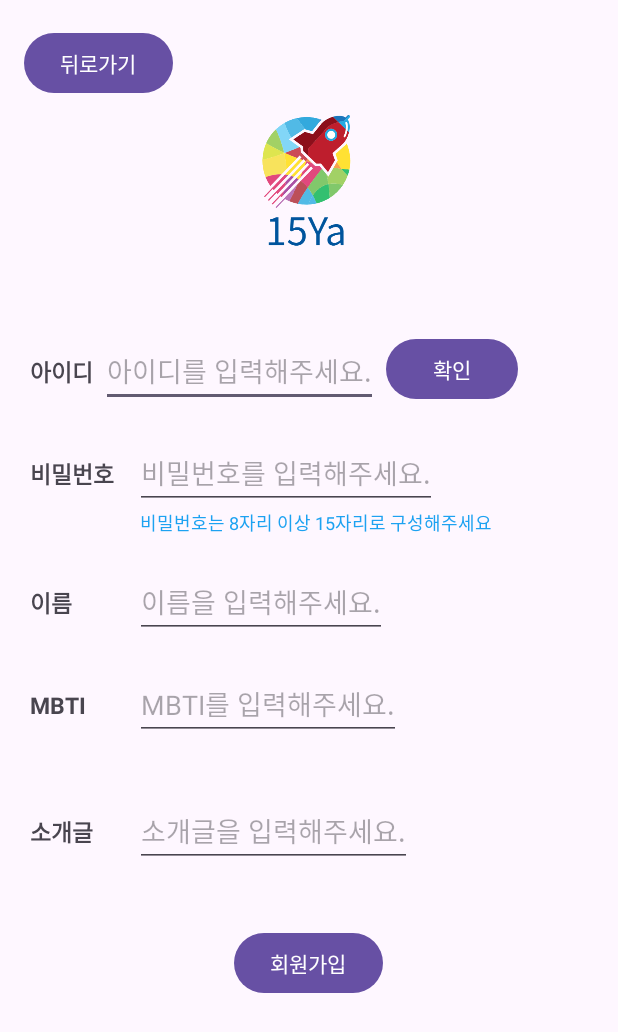
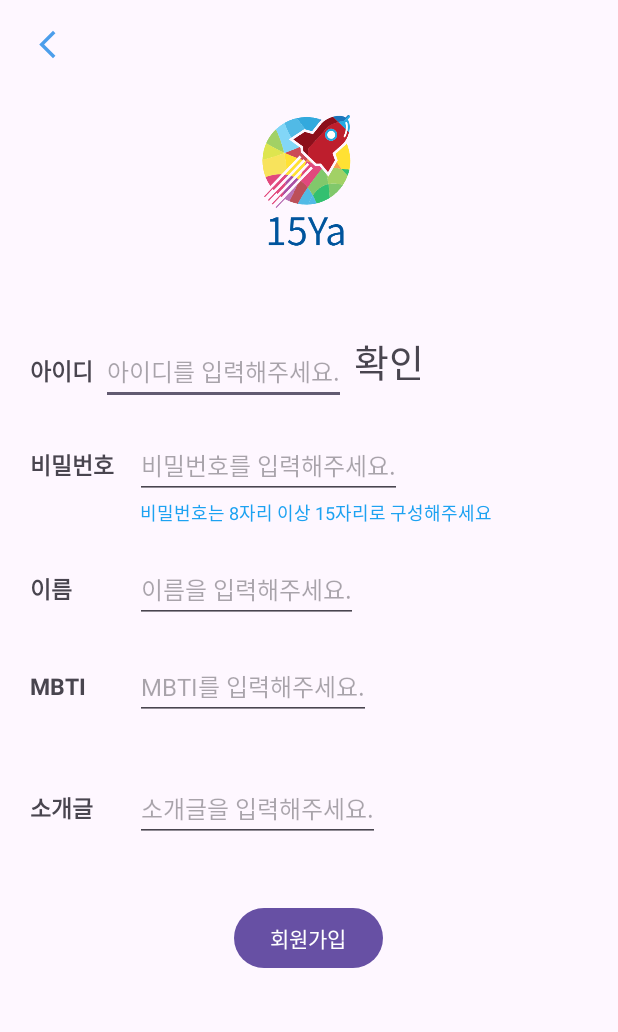
Before and after one commit to hosiker/SNS_App_Project, an Android app: the SiginUpActivity screen opened directly, with no data from a screen before it, on a phone screen of 412 x 824 dp. Shown: the top 1032 px of the screen. Run offline under Robolectric (Android 15) with nearby library versions, the phone set to English and light mode, and no system bars.

Commit message:
[Fix][Design] 하단버튼 이동 버그 수정 및 회원가입 영문버전 수정

```diff
--- a/app/src/main/java/com/example/nbcamp_15ya_sns/SiginUpActivity.kt
+++ b/app/src/main/java/com/example/nbcamp_15ya_sns/SiginUpActivity.kt
@@ -2,6 +2,7 @@ package com.example.nbcamp_15ya_sns
 
 import android.app.AlertDialog
 import android.content.Intent
+import android.graphics.Color
 import androidx.appcompat.app.AppCompatActivity
 import android.os.Bundle
 import android.text.Editable
@@ -43,9 +44,11 @@ class SiginUpActivity : AppCompatActivity() {
                 val text: TextView = findViewById(R.id.mbti_check_text)
                 if (!isMBTI(s.toString())) {
                     text.text = getString(R.string.wrong_mbti)
+                    text.setTextColor(Color.RED)
                     mbtiCheck = false
                 } else {
                     text.text = getString(R.string.correct_mbti)
+                    text.setTextColor(Color.BLUE)
                     mbtiCheck = true
                 }
 
@@ -68,11 +71,13 @@ class SiginUpActivity : AppCompatActivity() {
                 when {
                     password.length < 8 || password.length > 15 -> {
                         text.text = getString(R.string.signin_pwd_condition)
+                        text.setTextColor(Color.RED)
                         pswCheck = false
                     }
 
                     else ->{
                         text.text = getString(R.string.correct_pwd)
+                        text.setTextColor(Color.BLUE)
                         pswCheck = true
                     }
 
--- a/app/src/main/res/layout/sigin_up_activity.xml
+++ b/app/src/main/res/layout/sigin_up_activity.xml
@@ -50,17 +50,19 @@
                     android:layout_marginTop="20dp"
                     android:hint="@string/signin_id_hint"
                     android:maxLines="1"
-                    android:textSize="18dp"
+                    android:textSize="16dp"
                     android:textStyle="normal" />
 
-                <Button
+                <TextView
                     android:id="@+id/dublecheck_btn"
                     android:layout_width="wrap_content"
                     android:layout_height="wrap_content"
                     android:layout_marginStart="5dp"
                     android:layout_marginTop="18dp"
+                    android:clickable="true"
                     android:onClick="doubleCheckOnClick"
-                    android:text="@string/signin_check" />
+                    android:text="@string/signin_check"
+                    android:textSize="25dp" />
 
 
             </LinearLayout>
@@ -78,7 +80,7 @@
                     android:layout_height="wrap_content"
                     android:layout_marginStart="20dp"
                     android:layout_marginTop="20dp"
-                    android:text="@string/login_pwd"
+                    android:text="@string/signup_psw"
                     android:textSize="15dp"
                     android:textStyle="bold" />
 
@@ -91,7 +93,7 @@
                     android:hint="@string/signin_pwd_hint"
                     android:inputType="textPassword"
                     android:maxLines="1"
-                    android:textSize="18dp"
+                    android:textSize="16dp"
                     android:textStyle="normal" />
 
             </LinearLayout>
@@ -135,7 +137,7 @@
                     android:layout_marginStart="10dp"
                     android:layout_marginTop="20dp"
                     android:hint="@string/signin_name_hint"
-                    android:textSize="18dp"
+                    android:textSize="16dp"
                     android:textStyle="normal" />
             </LinearLayout>
 
@@ -167,7 +169,7 @@
                     android:inputType="textCapCharacters"
                     android:maxLength="4"
                     android:maxLines="1"
-                    android:textSize="18dp"
+                    android:textSize="16dp"
                     android:textStyle="normal" />
             </LinearLayout>
 
@@ -207,7 +209,7 @@
                     android:layout_marginStart="10dp"
                     android:layout_marginTop="20dp"
                     android:hint="@string/signin_stateM_hint"
-                    android:textSize="18dp"
+                    android:textSize="16dp"
                     android:textStyle="normal" />
             </LinearLayout>
 
@@ -225,11 +227,13 @@
         </LinearLayout>
     </ScrollView>
 
-    <Button
+    <ImageView
         android:id="@+id/cancel_btn"
-        android:layout_width="wrap_content"
-        android:layout_height="wrap_content"
+        android:layout_width="23dp"
+        android:layout_height="22dp"
+        android:clickable="true"
         android:onClick="finishOnClick"
+        android:src="@drawable/ic_back_arrow"
         android:text="@string/signin_back"
         app:layout_constraintBottom_toBottomOf="parent"
         app:layout_constraintEnd_toEndOf="parent"
--- a/app/src/main/res/layout/user_list_activity.xml
+++ b/app/src/main/res/layout/user_list_activity.xml
@@ -576,7 +576,6 @@
             android:layout_width="wrap_content"
             android:layout_height="wrap_content"
             android:clickable="true"
-            android:onClick="toMyPage"
             app:layout_constraintBottom_toBottomOf="parent"
             app:layout_constraintEnd_toEndOf="parent">
 
@@ -586,7 +585,6 @@
                 android:layout_height="30dp"
                 android:layout_marginEnd="20dp"
                 android:layout_marginBottom="20dp"
-                android:onClick="toMyPage"
                 app:layout_constraintBottom_toBottomOf="parent"
                 app:layout_constraintEnd_toEndOf="parent"
                 app:srcCompat="@drawable/ic_portrait_24" />
--- a/app/src/main/res/values/strings.xml
+++ b/app/src/main/res/values/strings.xml
@@ -46,6 +46,7 @@
     <string name="welcome">%1$s님 반갑습니다</string>
     <string name="Not_exist">존재하지 않는 계정입니다. \n입력하신 내용을 다시 확인해주세요.</string>
     <string name="enter_id_pwd">아이디/비밀번호를 입력해주세요.</string>
+    <string name="signup_psw">비밀번호</string>
 
 
     <!-- 메인 화면
```
Also changed, not shown: 1 other file.
